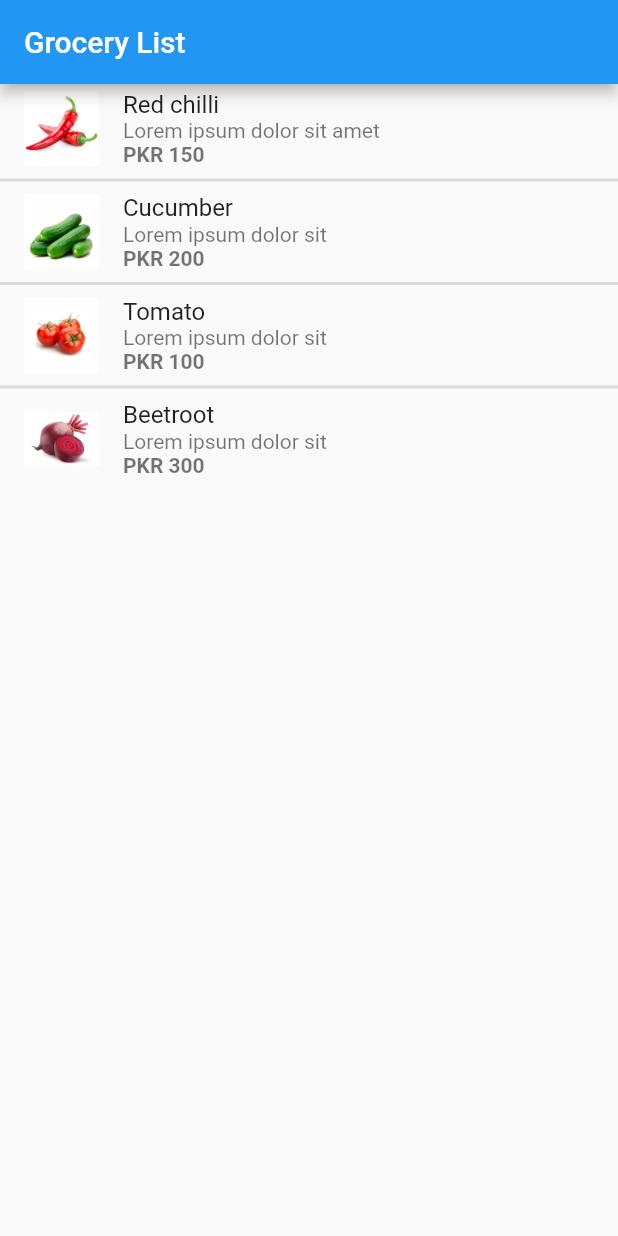
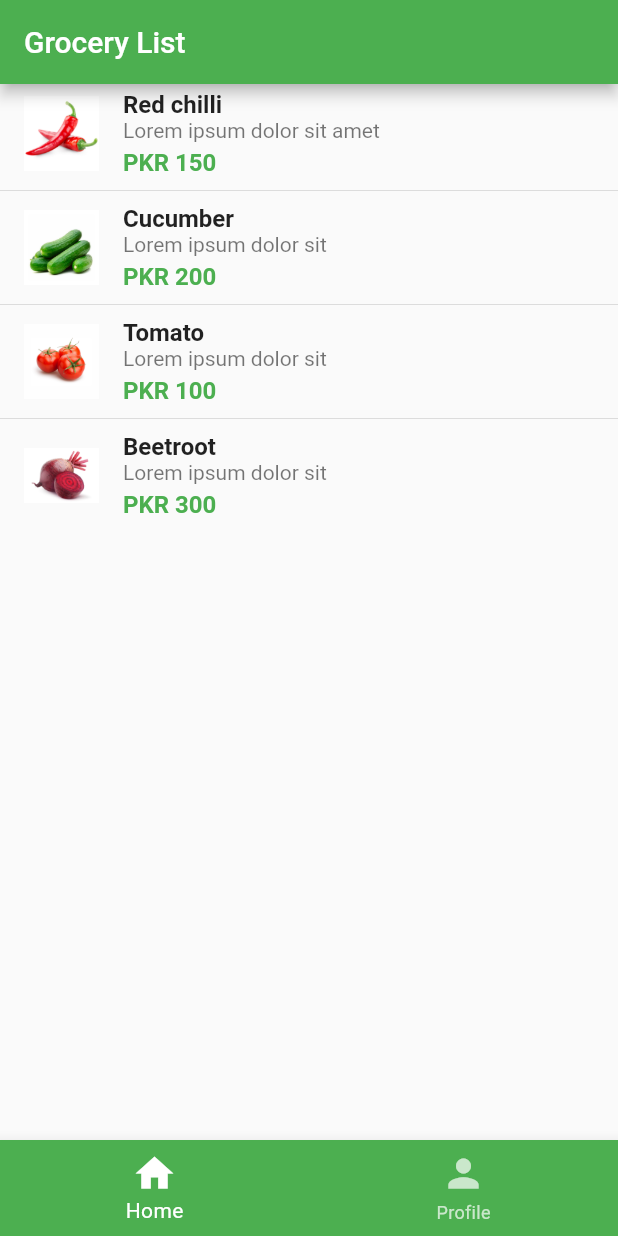
Before and after one commit to Bisma-Baloch/The-Flutter-Way, a Flutter app: the screen it shows after launch, on a phone screen of 412 x 824 dp. Run offline on Flutter 3.47's test engine with Material 2 defaults, Android fonts, the phone set to English and light mode, and no system bars.

```diff
--- a/lib/app/grocery_list_app.dart
+++ b/lib/app/grocery_list_app.dart
@@ -7,7 +7,7 @@ class GroceryListApp extends StatelessWidget {
   @override
   Widget build(BuildContext context) {
     return MaterialApp(
-        theme: ThemeData(primarySwatch: Colors.blue),
+        theme: ThemeData(primarySwatch: Colors.green),
         home: const GroceryListScreen());
   }
 }
--- a/lib/main.dart
+++ b/lib/main.dart
@@ -2,53 +2,27 @@ import 'package:flutter/material.dart';
 import 'package:the_flutter_way/app/grocery_list_app.dart';
 
 void main() {
-  runApp(const GroceryListApp());
+  runApp(const MyApp());
 }
 
 class MyApp extends StatelessWidget {
   const MyApp({super.key});
 
-  // This widget is the root of your application.
   @override
   Widget build(BuildContext context) {
     return MaterialApp(
-      title: 'Flutter Demo',
+      title: 'Grocery Items',
       theme: ThemeData(
-        // This is the theme of your application.
-        //
-        // TRY THIS: Try running your application with "flutter run". You'll see
-        // the application has a blue toolbar. Then, without quitting the app,
-        // try changing the seedColor in the colorScheme below to Colors.green
-        // and then invoke "hot reload" (save your changes or press the "hot
-        // reload" button in a Flutter-supported IDE, or press "r" if you used
-        // the command line to start the app).
-        //
-        // Notice that the counter didn't reset back to zero; the application
-        // state is not lost during the reload. To reset the state, use hot
-        // restart instead.
-        //
-        // This works for code too, not just values: Most code changes can be
-        // tested with just a hot reload.
         colorScheme: ColorScheme.fromSeed(seedColor: Colors.deepPurple),
         useMaterial3: true,
       ),
-      home: const MyHomePage(title: 'Flutter Demo Home Page'),
+      home: const MyHomePage(title: 'Grocery Items'),
     );
   }
 }
 
 class MyHomePage extends StatefulWidget {
   const MyHomePage({super.key, required this.title});
-
-  // This widget is the home page of your application. It is stateful, meaning
-  // that it has a State object (defined below) that contains fields that affect
-  // how it looks.
-
-  // This class is the configuration for the state. It holds the values (in this
-  // case the title) provided by the parent (in this case the App widget) and
-  // used by the build method of the State. Fields in a Widget subclass are
-  // always marked "final".
-
   final String title;
 
   @override
@@ -56,71 +30,36 @@ class MyHomePage extends StatefulWidget {
 }
 
 class _MyHomePageState extends State<MyHomePage> {
-  int _counter = 0;
-
-  void _incrementCounter() {
-    setState(() {
-      // This call to setState tells the Flutter framework that something has
-      // changed in this State, which causes it to rerun the build method below
-      // so that the display can reflect the updated values. If we changed
-      // _counter without calling setState(), then the build method would not be
-      // called again, and so nothing would appear to happen.
-      _counter++;
-    });
-  }
-
+  int currentIndex = 0;
+  final screens = [
+    const GroceryListApp(),
+    //const ProfilePage(),
+  ];
   @override
   Widget build(BuildContext context) {
-    // This method is rerun every time setState is called, for instance as done
-    // by the _incrementCounter method above.
-    //
-    // The Flutter framework has been optimized to make rerunning build methods
-    // fast, so that you can just rebuild anything that needs updating rather
-    // than having to individually change instances of widgets.
     return Scaffold(
-      appBar: AppBar(
-        // TRY THIS: Try changing the color here to a specific color (to
-        // Colors.amber, perhaps?) and trigger a hot reload to see the AppBar
-        // change color while the other colors stay the same.
-        backgroundColor: Theme.of(context).colorScheme.inversePrimary,
-        // Here we take the value from the MyHomePage object that was created by
-        // the App.build method, and use it to set our appbar title.
-        title: Text(widget.title),
+      body: IndexedStack(
+        index: currentIndex,
+        children: screens,
       ),
-      body: Center(
-        // Center is a layout widget. It takes a single child and positions it
-        // in the middle of the parent.
-        child: Column(
-          // Column is also a layout widget. It takes a list of children and
-          // arranges them vertically. By default, it sizes itself to fit its
-          // children horizontally, and tries to be as tall as its parent.
-          //
-          // Column has various properties to control how it sizes itself and
-          // how it positions its children. Here we use mainAxisAlignment to
-          // center the children vertically; the main axis here is the vertical
-          // axis because Columns are vertical (the cross axis would be
-          // horizontal).
-          //
-          // TRY THIS: Invoke "debug painting" (choose the "Toggle Debug Paint"
-          // action in the IDE, or press "p" in the console), to see the
-          // wireframe for each widget.
-          mainAxisAlignment: MainAxisAlignment.center,
-          children: <Widget>[
-            const Text(
-              'You have pushed the button this many times:',
-            ),
-            Text(
-              '$_counter',
-              style: Theme.of(context).textTheme.headlineMedium,
-            ),
-          ],
-        ),
-      ),
-      floatingActionButton: FloatingActionButton(
-        onPressed: _incrementCounter,
-        tooltip: 'Increment',
-        child: const Icon(Icons.add),
-      ), // This trailing comma makes auto-formatting nicer for build methods.
+      bottomNavigationBar: BottomNavigationBar(
+          type: BottomNavigationBarType.fixed,
+          backgroundColor: Colors.green,
+          selectedItemColor: Colors.white,
+          unselectedItemColor: Colors.white70,
+          iconSize: 30,
+          currentIndex: currentIndex,
+          onTap: (index) => setState(() => currentIndex = index),
+          items: const [
+            BottomNavigationBarItem(
+                icon: Icon(Icons.home),
+                label: 'Home',
+                backgroundColor: Colors.blue),
+            BottomNavigationBarItem(
+                icon: Icon(Icons.person),
+                label: 'Profile',
+                backgroundColor: Colors.blue),
+          ]),
     );
   }
 }
--- a/lib/screens/grocery_list_screen.dart
+++ b/lib/screens/grocery_list_screen.dart
@@ -1,4 +1,45 @@
 import 'package:flutter/material.dart';
+
+class GroceryList {
+  final String title;
+  final String description;
+  final int price;
+  final String image;
+
+  GroceryList({
+    required this.title,
+    required this.image,
+    required this.description,
+    required this.price,
+  });
+}
+
+final List<GroceryList> groceryItem = [
+  GroceryList(
+    title: 'Red chilli',
+    image: 'assets/images/chilli.png',
+    description: 'Lorem ipsum dolor sit amet',
+    price: 150,
+  ),
+  GroceryList(
+    title: 'Cucumber',
+    image: 'assets/images/cucumber.png',
+    description: 'Lorem ipsum dolor sit',
+    price: 200,
+  ),
+  GroceryList(
+    title: 'Tomato',
+    image: 'assets/images/tomatos.png',
+    description: 'Lorem ipsum dolor sit',
+    price: 100,
+  ),
+  GroceryList(
+    title: 'Beetroot',
+    image: 'assets/images/beetroot.png',
+    description: 'Lorem ipsum dolor sit',
+    price: 300,
+  )
+];
 
 class GroceryListScreen extends StatefulWidget {
   const GroceryListScreen({super.key});
@@ -8,32 +49,6 @@ class GroceryListScreen extends StatefulWidget {
 }
 
 class _GroceryListScreenState extends State<GroceryListScreen> {
-  final List groceryList = [
-    {
-      'title': 'Red chilli',
-      'image': 'assets/images/chilli.png',
-      'description': 'Lorem ipsum dolor sit amet',
-      'price': 150,
-    },
-    {
-      'title': 'Cucumber',
-      'image': 'assets/images/cucumber.png',
-      'description': 'Lorem ipsum dolor sit',
-      'price': 200,
-    },
-    {
-      'title': 'Tomato',
-      'image': 'assets/images/tomatos.png',
-      'description': 'Lorem ipsum dolor sit',
-      'price': 100,
-    },
-    {
-      'title': 'Beetroot',
-      'image': 'assets/images/beetroot.png',
-      'description': 'Lorem ipsum dolor sit',
-      'price': 300,
-    }
-  ];
   @override
   Widget build(BuildContext context) {
     return Scaffold(
@@ -43,32 +58,82 @@ class _GroceryListScreenState extends State<GroceryListScreen> {
 
   Widget _buildMainWidget(BuildContext context) {
     return ListView.separated(
-        itemCount: groceryList.length,
+        itemCount: groceryItem.length,
         separatorBuilder: (BuildContext context, int index) => const Divider(
               height: 10,
-              thickness: 2,
+              // thickness: 2,
             ),
         itemBuilder: (context, index) {
           return ListTile(
             leading: Image.asset(
-              groceryList[index]['image'],
+              groceryItem[index].image,
               width: 50,
               height: 50,
             ),
-            title: Text(groceryList[index]['title']),
+            title: Text(
+              groceryItem[index].title,
+              style: const TextStyle(
+                fontWeight: FontWeight.bold,
+                fontSize: 16,
+              ),
+            ),
             subtitle: Column(
               crossAxisAlignment: CrossAxisAlignment.start,
               children: [
-                Text(groceryList[index]['description']),
                 Text(
-                  'PKR ${groceryList[index]['price']}',
+                  groceryItem[index].description,
+                  style: const TextStyle(fontSize: 14),
+                ),
+                const SizedBox(height: 4),
+                Text(
+                  'PKR ${groceryItem[index].price}',
                   style: const TextStyle(
                     fontWeight: FontWeight.bold,
+                    fontSize: 16,
+                    color: Colors.green,
                   ),
                 ),
               ],
             ),
+            onTap: () {
+              Navigator.push(
+                context,
+                MaterialPageRoute(
+                  builder: (context) => const GroceryDetailScreen(),
+                  settings: RouteSettings(
+                    arguments: groceryItem[index],
+                  ),
+                ),
+              );
+            },
           );
         });
   }
 }
+
+class GroceryDetailScreen extends StatelessWidget {
+  const GroceryDetailScreen({super.key});
+
+  @override
+  Widget build(BuildContext context) {
+    final groceryItem =
+        ModalRoute.of(context)!.settings.arguments as GroceryList;
+
+    return Scaffold(
+        appBar: AppBar(
+          title: Text(groceryItem.title),
+        ),
+        body: Padding(
+            padding: const EdgeInsets.all(16.0),
+            child: Column(
+              crossAxisAlignment: CrossAxisAlignment.start,
+              children: [
+                Image.asset(groceryItem.image),
+                const SizedBox(height: 16),
+                Text('Description: ${groceryItem.description}'),
+                const SizedBox(height: 8),
+                Text('Price: PKR ${groceryItem.price}'),
+              ],
+            )));
+  }
+}
```
